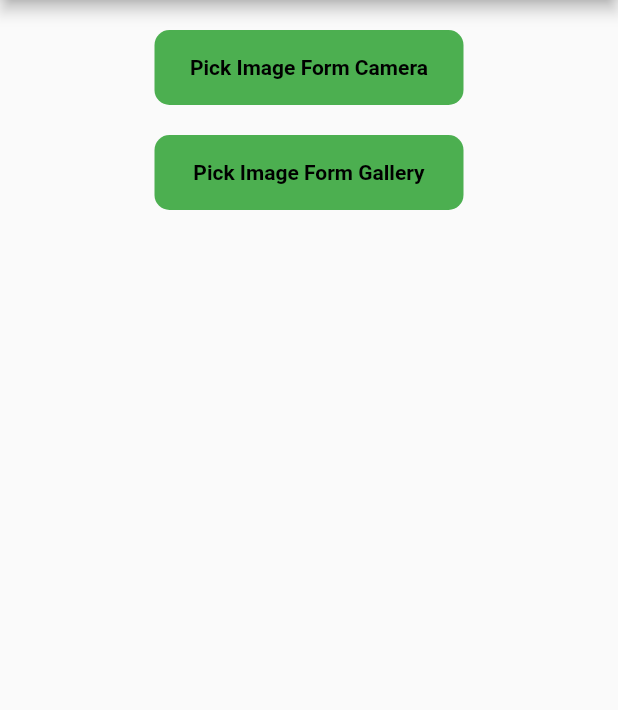
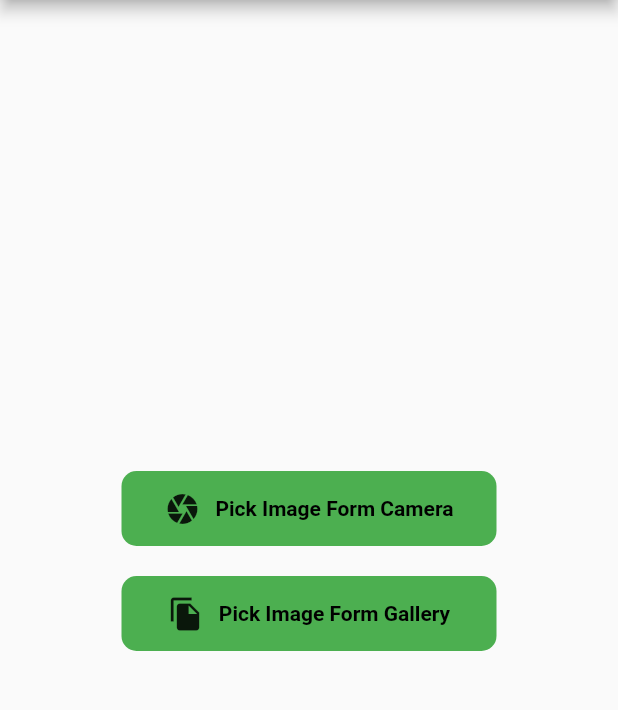
Before and after one commit to sanjaioffi/Plant-Disease-Detection-Flutter-TFLITE, a Flutter app: the screen it shows after launch, on a phone screen of 412 x 824 dp, the part 84-794 px from its top. Run offline on Flutter 3.47's test engine with Material 2 defaults, Android fonts, the light colour scheme and no system bars; our stand-ins replace image_picker, lottie; missing offline and left inert: flutter_tflite.

Commit message:
added animation and bug fixes

```diff
--- a/lib/disease_detection.dart
+++ b/lib/disease_detection.dart
@@ -1,3 +1,5 @@
+import 'package:crop_disease_detection/detection_image.dart';
+import 'package:crop_disease_detection/scanning_screen.dart';
 import 'package:flutter/material.dart';
 import 'package:flutter_tflite/flutter_tflite.dart';
 import 'dart:io';
@@ -6,11 +8,8 @@ import 'package:image_picker/image_picker.dart';
 class DiseaseDetection extends StatefulWidget {
   const DiseaseDetection({super.key});
 
-
-
   @override
   State<DiseaseDetection> createState() => _DiseaseDetectionState();
-
 }
 
 class _DiseaseDetectionState extends State<DiseaseDetection> {
@@ -36,7 +35,7 @@ class _DiseaseDetectionState extends State<DiseaseDetection> {
 
     setState(() {
       results = recognitions!;
-      print(results);
+
       image = image;
       imageSelected = true;
     });
@@ -62,13 +61,12 @@ class _DiseaseDetectionState extends State<DiseaseDetection> {
     return SafeArea(
       child: Scaffold(
         appBar: AppBar(
-          title: Text(
+          title: const Text(
             '🌿 Plant Disease Detection',
           ),
           centerTitle: true,
         ),
-        body: SingleChildScrollView(
-          child: Column(
+        body: Column(
           mainAxisAlignment: MainAxisAlignment.center,
           children: [
             const SizedBox(
@@ -80,16 +78,26 @@ class _DiseaseDetectionState extends State<DiseaseDetection> {
                   pickImageFromCamera();
                 },
                 child: Container(
-                    width: MediaQuery.of(context).size.width / 2,
+                  width: 250,
                   height: 50,
                   decoration: BoxDecoration(
                       color: Colors.green,
                       borderRadius: BorderRadius.circular(10)),
-                    child: const Center(
-                      child: Text(
+                  child: Padding(
+                    padding: const EdgeInsets.all(8.0),
+                    child: Row(
+                      mainAxisAlignment: MainAxisAlignment.center,
+                      children: const [
+                        Icon(Icons.camera),
+                        SizedBox(
+                          width: 10,
+                        ),
+                        Text(
                           'Pick Image Form Camera',
                           style: TextStyle(
                               color: Colors.black, fontWeight: FontWeight.bold),
+                        ),
+                      ],
                     ),
                   ),
                 ),
@@ -100,20 +108,30 @@ class _DiseaseDetectionState extends State<DiseaseDetection> {
             ),
             Center(
               child: InkWell(
-                  onTap: () {
-                    pickImageFromGallery();
+                onTap: () async {
+                  await pickImageFromGallery();
                 },
                 child: Container(
-                    width: MediaQuery.of(context).size.width / 2,
+                  width: 250,
                   height: 50,
                   decoration: BoxDecoration(
                       color: Colors.green,
                       borderRadius: BorderRadius.circular(10)),
-                    child: const Center(
-                      child: Text(
+                  child: Padding(
+                    padding: const EdgeInsets.all(8.0),
+                    child: Row(
+                      mainAxisAlignment: MainAxisAlignment.center,
+                      children: const [
+                        Icon(Icons.file_copy),
+                        SizedBox(
+                          width: 10,
+                        ),
+                        Text(
                           'Pick Image Form Gallery',
                           style: TextStyle(
                               color: Colors.black, fontWeight: FontWeight.bold),
+                        ),
+                      ],
                     ),
                   ),
                 ),
@@ -122,50 +140,7 @@ class _DiseaseDetectionState extends State<DiseaseDetection> {
             const SizedBox(
               height: 40,
             ),
-              imageSelected == false
-                  ? const Text('')
-                  : Center(child: Image.file(image)),
-              const SizedBox(
-                height: 20,
-              ),
-              Text(
-                results.isEmpty ? '' : results[0]['label'].toString(),
-                style: const TextStyle(
-                    fontSize: 30,
-                    color: Colors.black,
-                    fontWeight: FontWeight.bold),
-              ),
-              const SizedBox(
-                height: 20,
-              ),
-              Padding(
-                padding: const EdgeInsets.fromLTRB(18.0, 8, 18, 8),
-                child: Center(
-                  child: Text(
-                    results.isEmpty
-                        ? ''
-                        : 'Possible Causes : ${Diseases(results[0]['label'].toString())[0]}',
-                    style: const TextStyle(
-                        fontSize: 15,
-                        color: Colors.black,
-                        fontWeight: FontWeight.bold),
-                  ),
-                ),
-              ),
-              Padding(
-                padding: const EdgeInsets.fromLTRB(18.0, 8, 18, 8),
-                child: Text(
-                  results.isEmpty
-                      ? ''
-                      : 'Possible Solution : ${Diseases(results[0]['label'].toString())[1]}',
-                  style: const TextStyle(
-                      fontSize: 15,
-                      color: Colors.black,
-                      fontWeight: FontWeight.bold),
-                ),
-              )
           ],
-          ),
         ),
       ),
     );
@@ -179,7 +154,14 @@ class _DiseaseDetectionState extends State<DiseaseDetection> {
     setState(() {
       image = File(pickedFile!.path);
     });
-    classifyDisease(image);
+    await classifyDisease(image);
+    print(results);
+    Navigator.push(context, MaterialPageRoute(builder: (_) {
+      return ScanningScreen(
+        image: image,
+        results: results,
+      );
+    }));
   }
 
   Future pickImageFromCamera() async {
@@ -192,116 +174,10 @@ class _DiseaseDetectionState extends State<DiseaseDetection> {
     });
 
     print('done');
-    classifyDisease(image);
-  }
-
-  List Diseases(name) {
-    String possibleCauses = '';
-    String possibleSolution = '';
-
-    switch (name) {
-      case "Pepper Bell Bacterial Spot":
-        possibleCauses =
-            "Caused by Xanthomonas bacteria, spread through splashing rain.";
-        possibleSolution =
-            "Spray early and often. Use copper and Mancozeb sprays.";
-        break;
-
-      case "Pepper Bell Healthy":
-        possibleCauses = "Crops are okay.";
-        possibleSolution = "N/A";
-        break;
-
-      case "Potato Early Blight":
-        possibleCauses =
-            "The fungus Alternaria solani, high humidity and long periods of leaf wetness.";
-        possibleSolution =
-            "Maintaining optimum growing conditions: proper fertilization, irrigation, and pests management.";
-        break;
-
-      case "Potato Healthy":
-        possibleCauses = "Crops are okay.";
-        possibleSolution = "N/A";
-        break;
-
-      case "Potato Late Blight":
-        possibleCauses =
-            "Occurs in humid regions with temperatures ranging between 4 and 29 °C.";
-        possibleSolution =
-            "Eliminating cull piles and volunteer potatoes, using proper harvesting and storage practices, and applying fungicides when necessary.";
-        break;
-
-      case "Tomato Bacterial Spot":
-        possibleCauses =
-            "Xanthomonas bacteria which can be introduced into a garden on contaminated seed and transplants, which may or may not show symptoms.";
-        possibleSolution =
-            "Remove symptomatic plants from the field or greenhouse to prevent the spread of bacteria to healthy plants.";
-        break;
-
-      case "Tomato Early Blight":
-        possibleCauses =
-            "The fungus Alternaria solani, high humidity and long periods of leaf wetness.";
-        possibleSolution =
-            "Maintaining optimum growing conditions: proper fertilization, irrigation, and pests management.";
-        break;
-
-      case "Tomato Healthy":
-        possibleCauses = "Crops are okay.";
-        possibleSolution = "N/A";
-        break;
-
-      case "Tomato Late Blight":
-        possibleCauses = "Caused by the water mold Phytophthora infestans.";
-        possibleSolution = "Timely application of fungicide";
-        break;
-
-      case "Tomato Leaf Mold":
-        possibleCauses = "High relative humidity (greater than 85%).";
-        possibleSolution =
-            "Growing leaf mold resistant varieties, use drip irrigation to avoid watering foliage.";
-        break;
-
-      case "Tomato Septoria Leaf Spot":
-        possibleCauses =
-            "It is a fungus and spreads by spores most rapidly in wet or humid weather. Attacks plants in the nightshade family, and can be harbored on weeds within this family.";
-        possibleSolution =
-            "Remove infected leaves immediately, use organic fungicide options.";
-        break;
-
-      case "Tomato Spotted Spider Mites":
-        possibleCauses =
-            "Spider mite feeding on leaves during hot and dry conditions.";
-        possibleSolution =
-            "Aiming a hard stream of water at infested plants to knock spider mites off the plants. Also use of insecticidal soaps, horticultural oils.";
-        break;
-
-      case "Tomato Target Spot":
-        possibleCauses =
-            "The fungus Corynespora cassiicola which spreads to plants.";
-        possibleSolution =
-            "Planting resistant varieties, keeping farms free from weeds.";
-        break;
-
-      case "Tomato Mosaic Virus":
-        possibleCauses =
-            "Spread by aphids and other insects, mites, fungi, nematodes, and contact; pollen and seeds can carry the infection as well.";
-        possibleSolution =
-            "No cure for infected plants, remove all infected plants and destroy them.";
-        break;
-
-      case "Tomato Yellow Leaf Curl Virus":
-        possibleCauses =
-            "Physically spread plant-to-plant by the silverleaf whitefly.";
-        possibleSolution =
-            "Chemical control: Imidacloprid should be sprayed on the entire plant and below the leaves.";
-        break;
-
-      default:
-        possibleCauses = "";
-        possibleSolution = "";
-        break;
-    }
-
-    return [possibleCauses, possibleSolution];
+    await classifyDisease(image);
+    print(results);
+    Navigator.push(context, MaterialPageRoute(builder: (_) {
+      return ScanningScreen(image: image, results: []);
+    }));
   }
 }
--- a/lib/loading.dart
+++ b/lib/loading.dart
@@ -12,8 +12,8 @@ class Loading extends StatefulWidget {
 class _LoadingState extends State<Loading> {
   @override
   void initState() {
- Future.delayed(Duration(seconds: 3), () {
-  Navigator.pushReplacement(context, MaterialPageRoute(builder: (_) => DiseaseDetection()));
+ Future.delayed(const Duration(seconds: 3), () {
+  Navigator.pushReplacement(context, MaterialPageRoute(builder: (_) => const DiseaseDetection()));
 });
     super.initState();
   }
--- a/lib/main.dart
+++ b/lib/main.dart
@@ -1,4 +1,3 @@
-import 'package:crop_disease_detection/disease_detection.dart';
 import 'package:crop_disease_detection/loading.dart';
 import 'package:flutter/material.dart';
 
@@ -13,7 +12,7 @@ class MyApp extends StatelessWidget {
   @override
   Widget build(BuildContext context) {
     return MaterialApp(
-      debugShowCheckedModeBanner: true,
+      debugShowCheckedModeBanner: false,
       title: 'Disease Detection',
       theme: ThemeData(
         primarySwatch: Colors.brown,
--- a/pubspec.yaml
+++ b/pubspec.yaml
@@ -38,6 +38,7 @@ dependencies:
   flutter_tflite: ^1.0.1
   image_picker: ^0.8.6
   lottie: ^2.3.2
+
 
 dev_dependencies:
   flutter_test:
```
Also changed, not shown: lib/detection_image.dart (added, +225 -0 lines), lib/scanning_screen.dart (added, +38 -0 lines), assets/Labels.txt (line endings or trailing spaces), icon/logo.png (added), 18 other files. Lines whose indentation alone changed are shown as unchanged.
